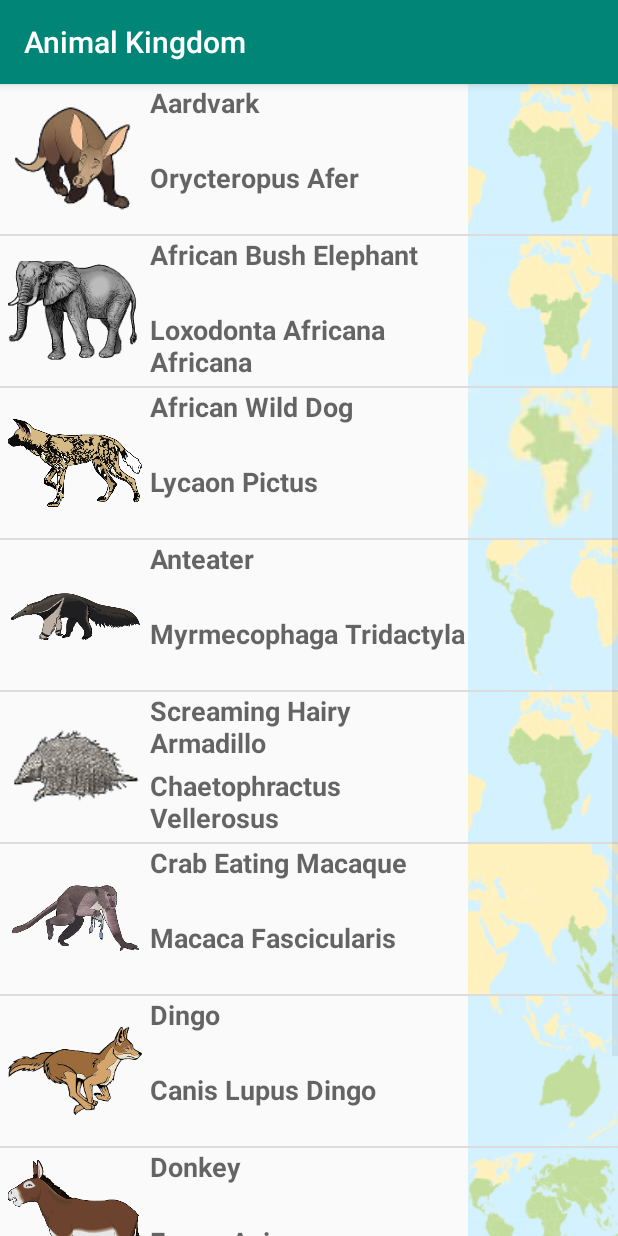
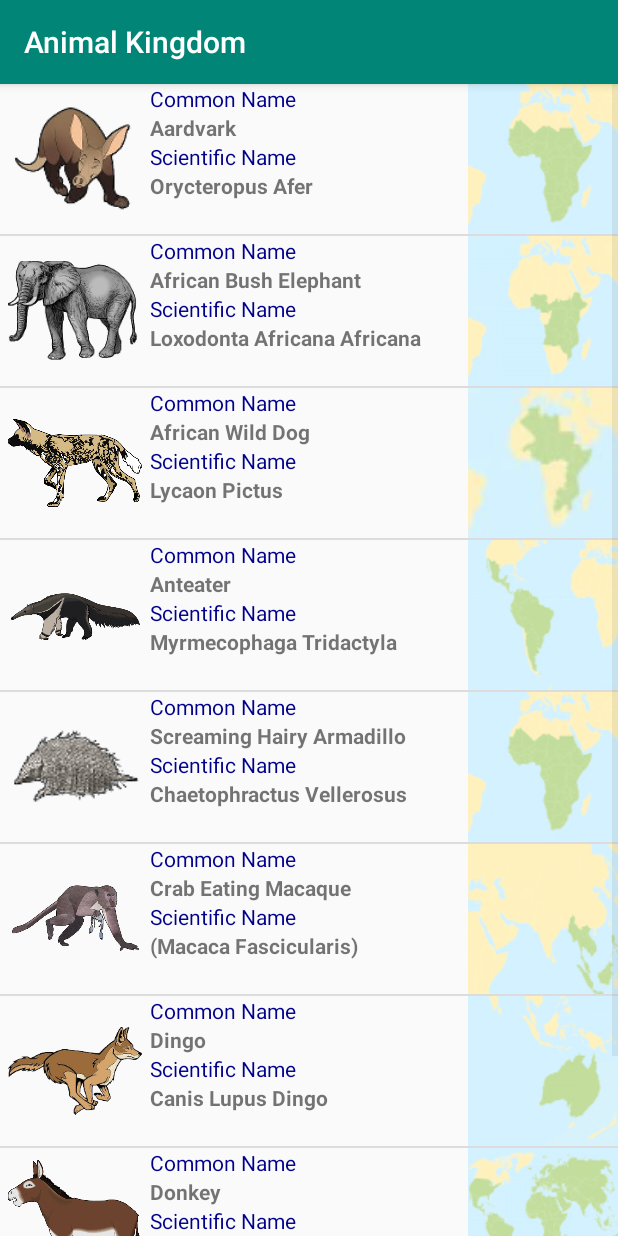
Before and after one commit to gudangboys/AnimalKingdom, an Android app: the AnimalActivity screen opened directly, with no data from a screen before it, on a phone screen of 412 x 824 dp. Run offline under Robolectric (Android 15) with nearby library versions, the phone set to English and light mode, and no system bars.

Commit message:
after adding titles for names

```diff
--- a/app/src/main/java/com/croozer/animalkingdom/AnimalActivity.java
+++ b/app/src/main/java/com/croozer/animalkingdom/AnimalActivity.java
@@ -26,7 +26,7 @@ public class AnimalActivity extends AppCompatActivity {
                 R.drawable.ant_eater, R.drawable.anteater_location_map));
         namesArrayList.add(new Names("Screaming Hairy Armadillo", "Chaetophractus Vellerosus",
                 R.drawable.screaming_hairy_armadillo, R.drawable.aardvark_location_map));
-        namesArrayList.add(new Names("Crab Eating Macaque", "Macaca Fascicularis",
+        namesArrayList.add(new Names("Crab Eating Macaque", "(Macaca Fascicularis)",
                 R.drawable.crab_eating_macaque, R.drawable.crab_eating_macaque_location_map));
         namesArrayList.add(new Names("Dingo", "Canis Lupus Dingo", R.drawable.dingo,
                 R.drawable.dingo_location_map));
--- a/app/src/main/res/layout/activity_main.xml
+++ b/app/src/main/res/layout/activity_main.xml
@@ -17,6 +17,7 @@
         android:text="@string/animal_text_view"
         style="@style/activity_main_text"
         android:background="@color/category_animals"
+
         />
 
     <TextView
--- a/app/src/main/res/layout/items_for_list_view.xml
+++ b/app/src/main/res/layout/items_for_list_view.xml
@@ -1,13 +1,12 @@
 <?xml version="1.0" encoding="utf-8"?>
-<LinearLayout
-    xmlns:android="http://schemas.android.com/apk/res/android"
+<LinearLayout xmlns:android="http://schemas.android.com/apk/res/android"
     android:layout_width="match_parent"
     android:layout_height="match_parent"
     android:orientation="horizontal">
 
     <ImageView
         android:id="@+id/image_view_pic"
-        style="@style/image_pic"/>
+        style="@style/image_pic" />
 
 
     <LinearLayout
@@ -18,14 +17,26 @@
         android:orientation="vertical">
 
         <TextView
+            android:id="@+id/text_view_common_name_title"
+            style="@style/text_view_names_title"
+            android:gravity="top"
+            android:text="@string/common_name_title" />
+
+        <TextView
             android:id="@+id/text_view_common_name"
             style="@style/text_view_names"
-            android:gravity="top"/>
+            android:gravity="top" />
+
+        <TextView
+            android:id="@+id/text_view_scientific_name_title"
+            style="@style/text_view_names_title"
+            android:gravity="top"
+            android:text="@string/scientific_name_title"/>
 
         <TextView
             android:id="@+id/text_view_scientific_name"
             style="@style/text_view_names"
-            android:gravity="top"/>
+            android:gravity="top" />
 
     </LinearLayout>
 
@@ -36,5 +47,4 @@
     </ImageView>
 
 
-
 </LinearLayout>
--- a/app/src/main/res/values/dimens.xml
+++ b/app/src/main/res/values/dimens.xml
@@ -5,4 +5,6 @@
 
     <dimen name="list_item_height">88dp</dimen>
 
+    <dimen name="name_item_height">100dp</dimen>
+
 </resources>
--- a/app/src/main/res/values/strings.xml
+++ b/app/src/main/res/values/strings.xml
@@ -3,5 +3,7 @@
 
         <string name="animal_text_view">Animals</string>
         <string name="bird_text_view">Birds</string>
+    <string name="common_name_title">Common Name</string>
+    <string name="scientific_name_title">Scientific Name</string>
 
     </resources>
--- a/app/src/main/res/values/styles.xml
+++ b/app/src/main/res/values/styles.xml
@@ -19,10 +19,17 @@
 
     <style name="text_view_names">
         <item name="android:layout_width">match_parent</item>
-        <item name="android:layout_height">0dp</item>
-        <item name="android:layout_weight">1</item>
-        <item name="android:textAppearance">?android:textAppearanceMedium</item>
+        <item name="android:layout_height">wrap_content</item>
+        <item name="android:textAppearance">?android:textAppearanceSmall</item>
         <item name="android:textStyle">bold</item>
+    </style>
+
+    <style name="text_view_names_title">
+        <item name="android:layout_width">match_parent</item>
+        <item name="android:layout_height">wrap_content</item>
+        <item name="android:textAppearance">?android:textAppearanceSmall</item>
+        <item name="android:textColor">#00008B</item>
+
     </style>
 
     <style name="image_pic">
```
